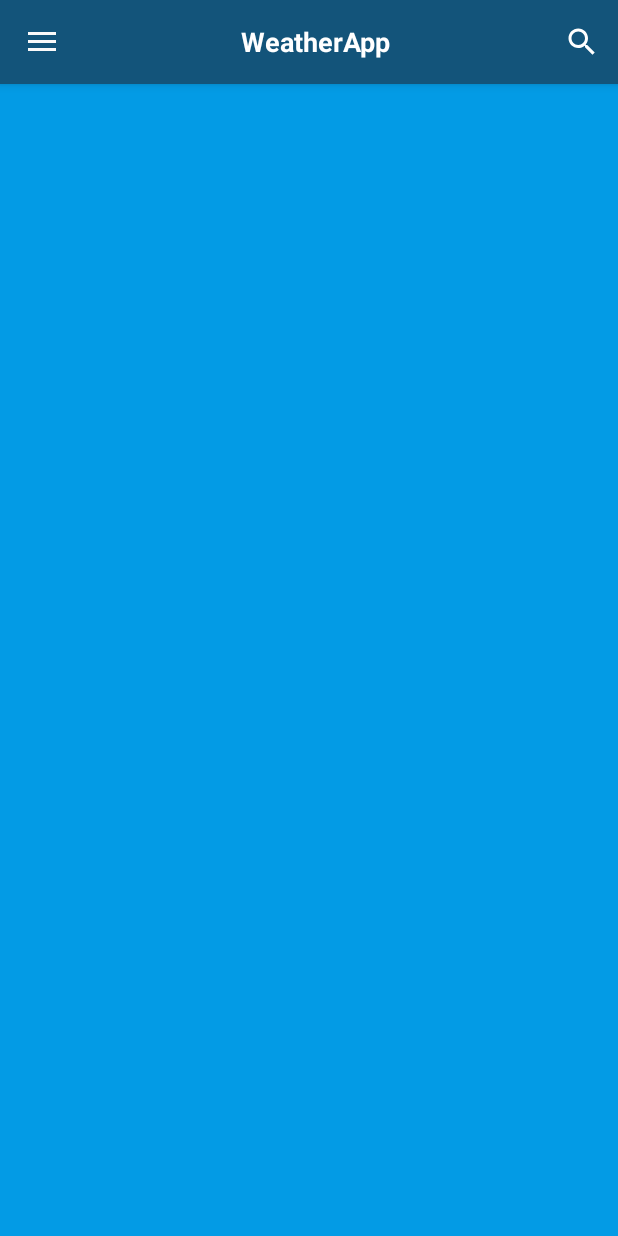
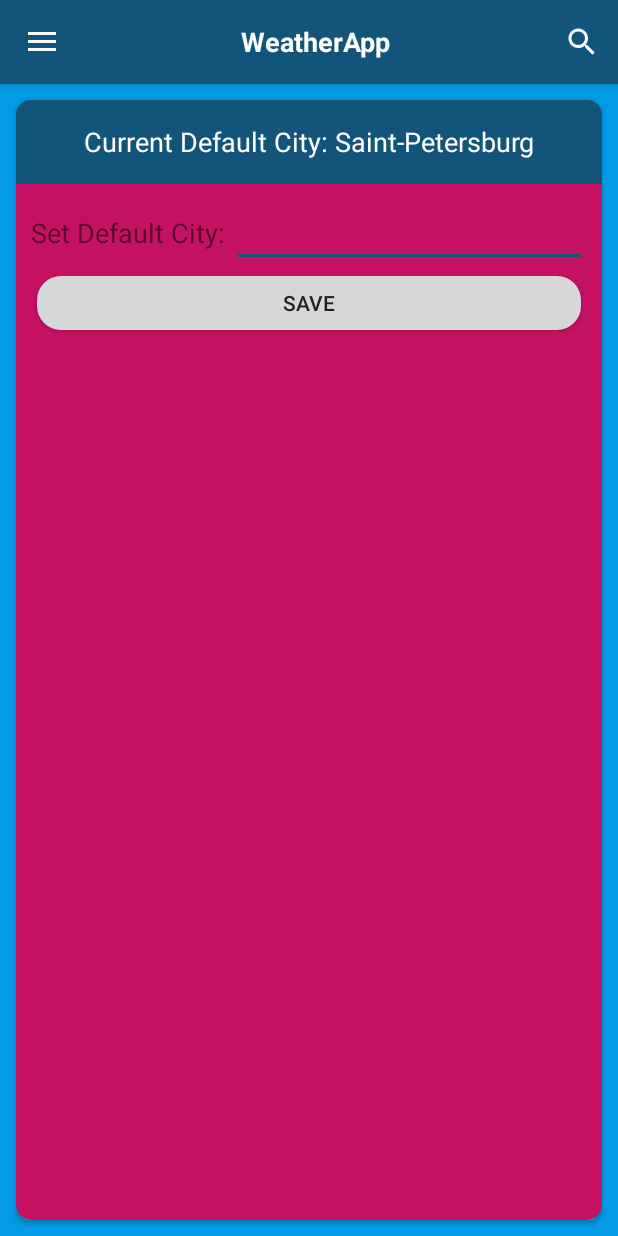
Before and after one commit to Eskendarov/WeatherApp, an Android app: the screen it shows after launch (MainActivity), in the side drawer, after a tap on "Settings", on a phone screen of 412 x 824 dp. Run offline under Robolectric (Android 15) with nearby library versions, the phone set to English and light mode, and no system bars; our stand-ins replace ButterKnife; 1 statement that could not run was skipped.

Commit message:
added settings, city preference

```diff
--- a/app/src/main/java/ru/eskendarov/weatherapp/MainActivity.java
+++ b/app/src/main/java/ru/eskendarov/weatherapp/MainActivity.java
@@ -17,6 +17,7 @@ import butterknife.BindView;
 import butterknife.ButterKnife;
 import com.google.android.material.navigation.NavigationView;
 import ru.eskendarov.weatherapp.fragments.CitiesListFragment;
+import ru.eskendarov.weatherapp.fragments.SettingsFragment;
 
 /**
  * @author Enver Eskendarov
@@ -108,6 +109,8 @@ public final class MainActivity extends AppCompatActivity {
             .beginTransaction()
             .replace(R.id.container, new CitiesListFragment())
             .commit();
+    runOnUiThread(() -> {
+    });
   }
 
   private void setNavigationListener() {
@@ -118,11 +121,19 @@ public final class MainActivity extends AppCompatActivity {
           break;
         }
         case R.id.nav_cities_list: {
-          toaster("nav cities list");
+          getSupportFragmentManager()
+                  .beginTransaction()
+                  .replace(R.id.container, new CitiesListFragment())
+                  .commit();
           break;
         }
         case R.id.nav_setting: {
-          toaster("nav setting");
+          getSupportFragmentManager().popBackStack();
+          getSupportFragmentManager()
+                  .beginTransaction()
+                  .addToBackStack(null)
+                  .replace(R.id.container, new SettingsFragment())
+                  .commit();
           break;
         }
         default: {
--- a/app/src/main/java/ru/eskendarov/weatherapp/fragments/CitiesListFragment.java
+++ b/app/src/main/java/ru/eskendarov/weatherapp/fragments/CitiesListFragment.java
@@ -38,7 +38,7 @@ public final class CitiesListFragment extends Fragment {
   @Override
   public View onCreateView(@NonNull final LayoutInflater inflater,
                            @Nullable final ViewGroup container,
-                           final Bundle savedInstanceState) {
+                           @Nullable final Bundle savedInstanceState) {
     final View view =
             inflater.inflate(R.layout.fragment_list_cities, container, false);
     ButterKnife.bind(this, view);
--- /dev/null
+++ b/app/src/main/java/ru/eskendarov/weatherapp/fragments/SettingsFragment.java
@@ -0,0 +1,60 @@
+package ru.eskendarov.weatherapp.fragments;
+
+import android.os.Bundle;
+import android.view.LayoutInflater;
+import android.view.View;
+import android.view.ViewGroup;
+import android.widget.Button;
+import android.widget.EditText;
+import android.widget.TextView;
+import android.widget.Toast;
+import androidx.annotation.NonNull;
+import androidx.annotation.Nullable;
+import androidx.fragment.app.Fragment;
+import butterknife.BindView;
+import butterknife.ButterKnife;
+import ru.eskendarov.weatherapp.R;
+import ru.eskendarov.weatherapp.utils.CityPreference;
+
+/**
+ * @author Enver Eskendarov
+ */
+public final class SettingsFragment extends Fragment {
+
+  @BindView(R.id.setting_city_name)
+  EditText editText;
+  @BindView(R.id.current_city)
+  TextView textView;
+  @BindView(R.id.save_city_name)
+  Button button;
+  private CityPreference cityPreference;
+
+  @Override
+  public View onCreateView(@NonNull final LayoutInflater inflater,
+                           @Nullable final ViewGroup container,
+                           @Nullable final Bundle savedInstanceState) {
+    final View view = getLayoutInflater()
+            .inflate(R.layout.fragment_settings, container, false);
+    ButterKnife.bind(this, view);
+    cityPreference = new CityPreference(getActivity());
+    textView.setText(String.format("Current Default City: %s", cityPreference.getCity()));
+    return view;
+  }
+
+  @Override
+  public void onActivityCreated(@Nullable final Bundle savedInstanceState) {
+    super.onActivityCreated(savedInstanceState);
+    button.setOnClickListener(v -> {
+      final String cityName = editText.getText().toString();
+      if (cityName.length() != 0) {
+        cityPreference.setCity(cityName);
+        Toast.makeText(getActivity(),
+                String.format("saved: %s", cityName), Toast.LENGTH_SHORT).show();
+      } else {
+        Toast.makeText(getActivity(),
+                "input city name", Toast.LENGTH_SHORT).show();
+      }
+      textView.setText(String.format("Current Default City: %s", cityPreference.getCity()));
+    });
+  }
+}
--- a/app/src/main/java/ru/eskendarov/weatherapp/fragments/WeatherInfoFragment.java
+++ b/app/src/main/java/ru/eskendarov/weatherapp/fragments/WeatherInfoFragment.java
@@ -18,7 +18,7 @@ public final class WeatherInfoFragment extends Fragment {
   @Override
   public View onCreateView(@NonNull final LayoutInflater inflater,
                            @Nullable final ViewGroup container,
-                           final Bundle savedInstanceState) {
+                           @Nullable final Bundle savedInstanceState) {
     return inflater.inflate(R.layout.fragment_weather_info, container, false);
   }
 
--- /dev/null
+++ b/app/src/main/java/ru/eskendarov/weatherapp/utils/CityPreference.java
@@ -0,0 +1,27 @@
+package ru.eskendarov.weatherapp.utils;
+
+import android.app.Activity;
+import android.content.SharedPreferences;
+import androidx.annotation.NonNull;
+
+/**
+ * @author Enver Eskendarov
+ */
+public final class CityPreference {
+
+  private static final String KEY = "city";
+  private final SharedPreferences prefs;
+
+  public CityPreference(@NonNull final Activity activity) {
+    prefs = activity.getPreferences(Activity.MODE_PRIVATE);
+  }
+
+  // Saint-Petersburg as the default city
+  public String getCity() {
+    return prefs.getString(KEY, "Saint-Petersburg");
+  }
+
+  public void setCity(final String city) {
+    prefs.edit().putString(KEY, city).apply();
+  }
+}
--- /dev/null
+++ b/app/src/main/res/layout/fragment_settings.xml
@@ -0,0 +1,72 @@
+<?xml version="1.0" encoding="utf-8"?>
+<androidx.cardview.widget.CardView
+    xmlns:android="http://schemas.android.com/apk/res/android"
+    xmlns:app="http://schemas.android.com/apk/res-auto"
+    android:layout_width="match_parent"
+    android:layout_height="match_parent"
+    app:cardBackgroundColor="@color/colorFragmentBackground"
+    android:layout_margin="5dp"
+    app:cardCornerRadius="10dp"
+    >
+
+  <androidx.appcompat.widget.LinearLayoutCompat
+      android:layout_width="match_parent"
+      android:layout_height="match_parent"
+      android:orientation="vertical"
+      >
+
+    <androidx.appcompat.widget.Toolbar
+        android:layout_width="match_parent"
+        android:layout_height="wrap_content"
+        android:background="?attr/colorPrimary"
+        android:minHeight="?attr/actionBarSize"
+        >
+
+      <TextView
+          android:id="@+id/current_city"
+          android:textAlignment="center"
+          android:textSize="18sp"
+          android:layout_marginEnd="15dp"
+          android:textColor="@android:color/white"
+          android:layout_width="match_parent"
+          android:layout_height="wrap_content"
+          />
+    </androidx.appcompat.widget.Toolbar>
+
+    <androidx.appcompat.widget.LinearLayoutCompat
+        android:layout_width="match_parent"
+        android:layout_height="wrap_content"
+        android:orientation="vertical"
+        android:layout_margin="10dp"
+        >
+
+      <androidx.appcompat.widget.LinearLayoutCompat
+          android:layout_width="match_parent"
+          android:layout_height="wrap_content"
+          android:orientation="horizontal"
+          >
+
+        <TextView
+            android:text="Set Default City: "
+            android:textSize="18sp"
+            android:layout_width="wrap_content"
+            android:layout_height="wrap_content"
+            />
+
+        <EditText
+            android:layout_width="match_parent"
+            android:layout_height="wrap_content"
+            android:inputType="textAutoComplete"
+            android:id="@+id/setting_city_name"
+            />
+      </androidx.appcompat.widget.LinearLayoutCompat>
+
+      <Button
+          android:text="Save"
+          android:layout_width="match_parent"
+          android:layout_height="wrap_content"
+          android:id="@+id/save_city_name"
+          />
+    </androidx.appcompat.widget.LinearLayoutCompat>
+  </androidx.appcompat.widget.LinearLayoutCompat>
+</androidx.cardview.widget.CardView>
--- a/app/src/main/res/layout/fragment_weather_info.xml
+++ b/app/src/main/res/layout/fragment_weather_info.xml
@@ -8,8 +8,15 @@
     android:layout_margin="5dp"
     app:cardCornerRadius="10dp"
     app:cardElevation="5dp"
-    app:cardBackgroundColor="#c51162"
+    app:cardBackgroundColor="@color/colorFragmentBackground"
     >
+
+  <androidx.appcompat.widget.Toolbar
+      android:layout_width="match_parent"
+      android:layout_height="wrap_content"
+      android:background="?attr/colorPrimary"
+      android:minHeight="?attr/actionBarSize"
+      />
 
   <androidx.appcompat.widget.AppCompatTextView
       android:id="@+id/info_text"
--- a/app/src/main/res/values/colors.xml
+++ b/app/src/main/res/values/colors.xml
@@ -5,6 +5,7 @@
   <color name="colorStatusBar">#01579B</color>
   <color name="colorActionBar">#13547a</color>
   <color name="colorBackground">#039BE5</color>
+  <color name="colorFragmentBackground">#c51162</color>
   <color name="colorAccentDark">#13547a</color>
   <color name="primaryTextColor">#212121</color>
   <color name="secondaryTextColor">#fafafa</color>
--- a/app/src/main/res/values/styles.xml
+++ b/app/src/main/res/values/styles.xml
@@ -11,6 +11,7 @@
     <item name="android:textColorSecondary">@color/secondaryTextColor</item>
     <item name="android:buttonCornerRadius" tools:ignore="NewApi">16dp</item>
     <item name="android:dialogCornerRadius" tools:ignore="NewApi">16dp</item>
+    <item name="windowNoTitle">true</item>
   </style>
 
   <style name="AppTheme.NoActionBar">
```
